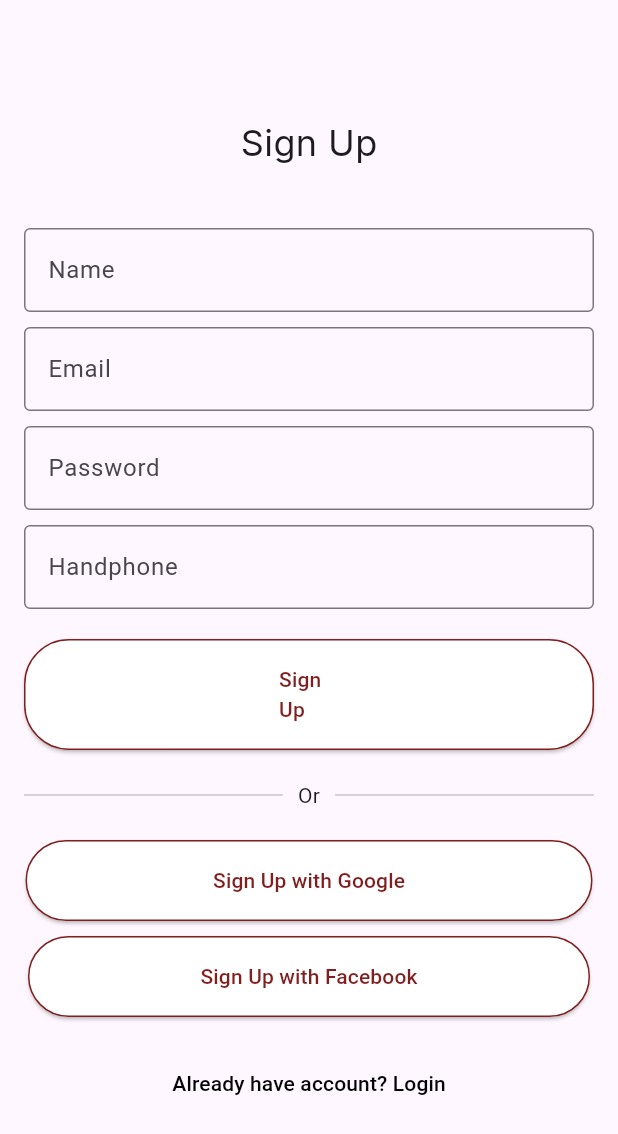
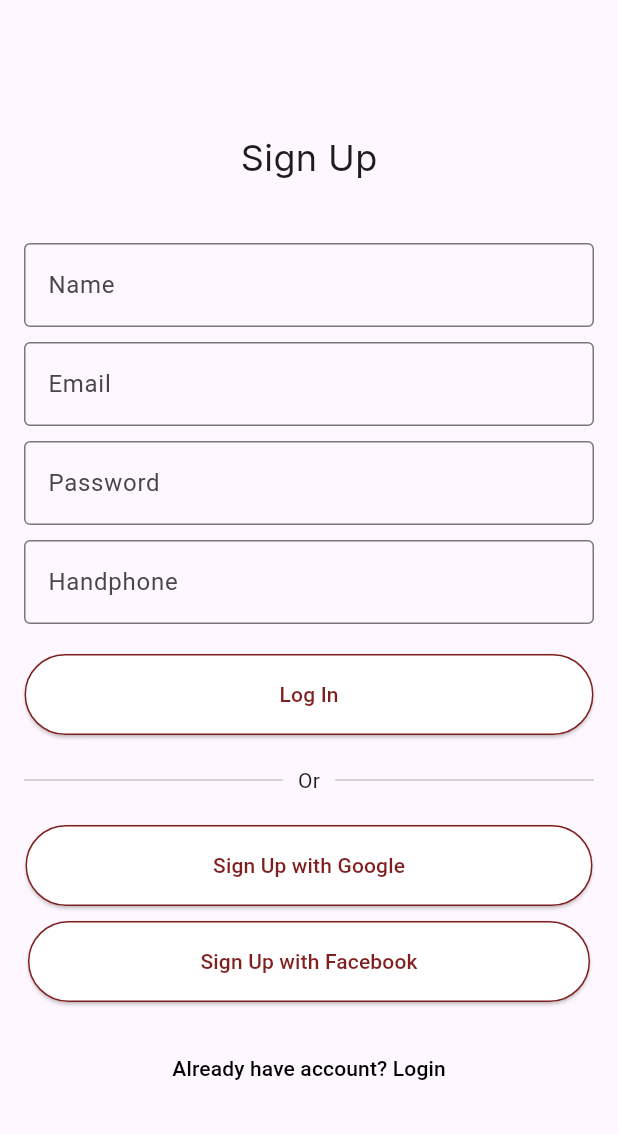
Before and after one commit to slurpiena/flutter_app_notihealth, a Flutter app: the SignUpPage screen opened directly, on a phone screen of 412 x 824 dp. Shown: the top 1134 px of the screen. Run offline on Flutter 3.47's test engine with Material 3 defaults, Android fonts, the phone set to English and light mode, and no system bars; our stand-ins replace flutter_svg, google_fonts.

```diff
--- a/lib/autentifikasi/signuppage.dart
+++ b/lib/autentifikasi/signuppage.dart
@@ -79,7 +79,7 @@ class SignUpPage extends StatelessWidget {
                 ),
                 padding: const EdgeInsets.symmetric(horizontal: 170, vertical: 17),
               ),
-              child: const Text('Sign Up'),
+              child: const Text('Log In'),
             ),
             const SizedBox(height: 20),
             const Row(
```
